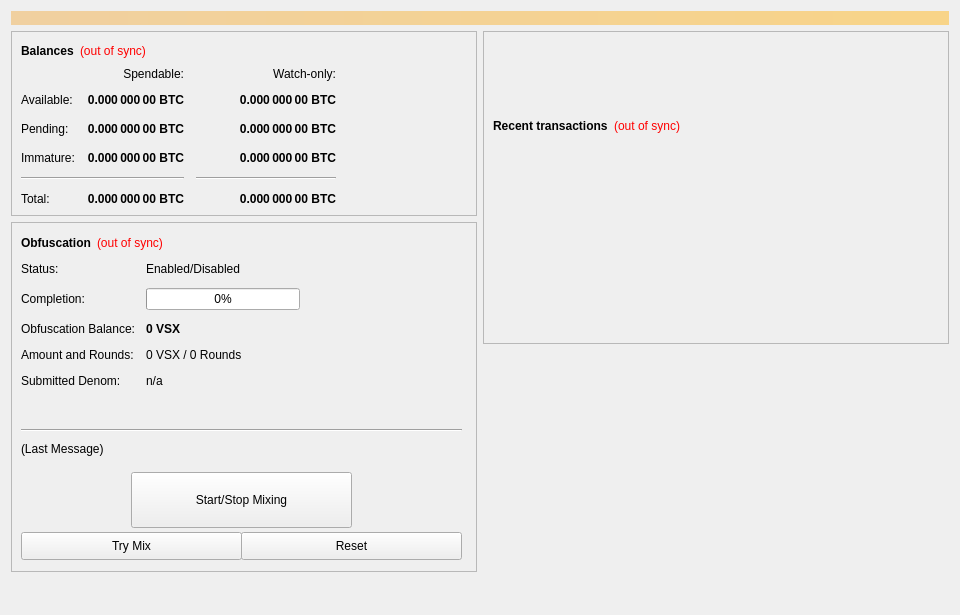
First picture: the form in src/qt/forms/overviewpage.ui, repository VsyncDEV/Vsync, before the edit.
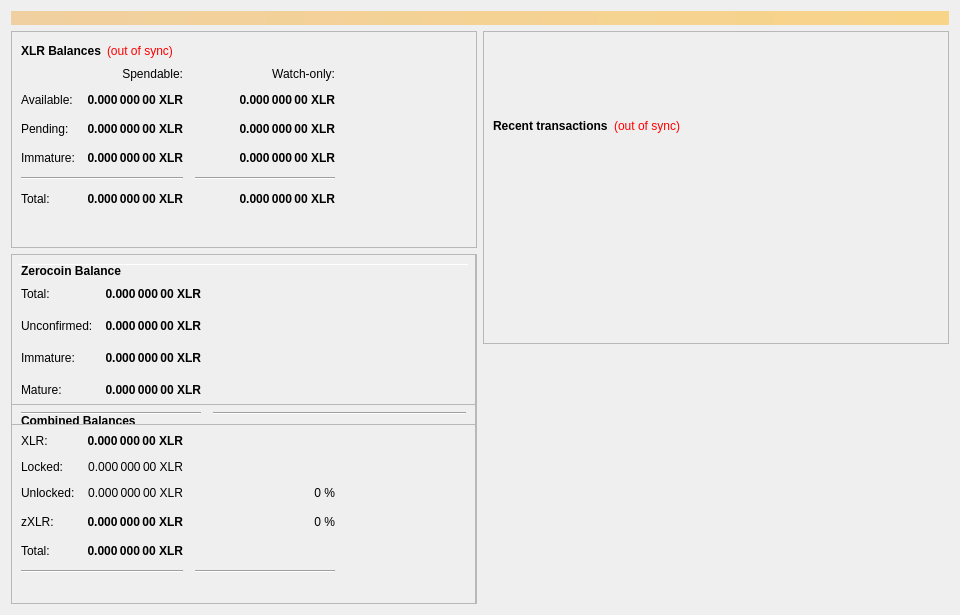
Second picture: the form after the edit.

The edit to the form file:
```diff
--- a/src/qt/forms/overviewpage.ui
+++ b/src/qt/forms/overviewpage.ui
@@ -60,7 +60,7 @@
                </font>
               </property>
               <property name="text">
-               <string>Balances</string>
+               <string>XLR Balances</string>
               </property>
              </widget>
             </item>
@@ -118,7 +118,7 @@
                <string>Unconfirmed transactions to watch-only addresses</string>
               </property>
               <property name="text">
-               <string notr="true">0.000 000 00 BTC</string>
+               <string notr="true">0.000 000 00 XLR</string>
               </property>
               <property name="alignment">
                <set>Qt::AlignRight|Qt::AlignTrailing|Qt::AlignVCenter</set>
@@ -143,7 +143,7 @@
                <string>Total of transactions that have yet to be confirmed, and do not yet count toward the spendable balance</string>
               </property>
               <property name="text">
-               <string notr="true">0.000 000 00 BTC</string>
+               <string notr="true">0.000 000 00 XLR</string>
               </property>
               <property name="alignment">
                <set>Qt::AlignRight|Qt::AlignTrailing|Qt::AlignVCenter</set>
@@ -168,7 +168,7 @@
                <string>Staked or masternode rewards in watch-only addresses that has not yet matured</string>
               </property>
               <property name="text">
-               <string notr="true">0.000 000 00 BTC</string>
+               <string notr="true">0.000 000 00 XLR</string>
               </property>
               <property name="alignment">
                <set>Qt::AlignRight|Qt::AlignTrailing|Qt::AlignVCenter</set>
@@ -226,7 +226,7 @@
                <string>Staked or masternode rewards that has not yet matured</string>
               </property>
               <property name="text">
-               <string notr="true">0.000 000 00 BTC</string>
+               <string notr="true">0.000 000 00 XLR</string>
               </property>
               <property name="alignment">
                <set>Qt::AlignRight|Qt::AlignTrailing|Qt::AlignVCenter</set>
@@ -271,7 +271,7 @@
                <string>Your current total balance</string>
               </property>
               <property name="text">
-               <string notr="true">0.000 000 00 BTC</string>
+               <string notr="true">0.000 000 00 XLR</string>
               </property>
               <property name="alignment">
                <set>Qt::AlignRight|Qt::AlignTrailing|Qt::AlignVCenter</set>
@@ -296,7 +296,7 @@
                <string>Current total balance in watch-only addresses</string>
               </property>
               <property name="text">
-               <string notr="true">0.000 000 00 BTC</string>
+               <string notr="true">0.000 000 00 XLR</string>
               </property>
               <property name="alignment">
                <set>Qt::AlignRight|Qt::AlignTrailing|Qt::AlignVCenter</set>
@@ -338,7 +338,7 @@
                <string>Your current spendable balance</string>
               </property>
               <property name="text">
-               <string notr="true">0.000 000 00 BTC</string>
+               <string notr="true">0.000 000 00 XLR</string>
               </property>
               <property name="alignment">
                <set>Qt::AlignRight|Qt::AlignTrailing|Qt::AlignVCenter</set>
@@ -363,7 +363,7 @@
                <string>Your current balance in watch-only addresses</string>
               </property>
               <property name="text">
-               <string notr="true">0.000 000 00 BTC</string>
+               <string notr="true">0.000 000 00 XLR</string>
               </property>
               <property name="alignment">
                <set>Qt::AlignRight|Qt::AlignTrailing|Qt::AlignVCenter</set>
@@ -392,6 +392,19 @@
             </item>
            </layout>
           </item>
+          <item>
+           <spacer name="verticalSpacer_4">
+            <property name="orientation">
+             <enum>Qt::Vertical</enum>
+            </property>
+            <property name="sizeHint" stdset="0">
+             <size>
+              <width>20</width>
+              <height>40</height>
+             </size>
+            </property>
+           </spacer>
+          </item>
          </layout>
         </widget>
        </item>
@@ -412,112 +425,6 @@
          <property name="frameShadow">
           <enum>QFrame::Raised</enum>
          </property>
-         <widget class="QWidget" name="formLayoutWidget">
-          <property name="geometry">
-           <rect>
-            <x>10</x>
-            <y>40</y>
-            <width>451</width>
-            <height>161</height>
-           </rect>
-          </property>
-          <layout class="QFormLayout" name="formLayout">
-           <property name="fieldGrowthPolicy">
-            <enum>QFormLayout::AllNonFixedFieldsGrow</enum>
-           </property>
-           <property name="horizontalSpacing">
-            <number>11</number>
-           </property>
-           <property name="verticalSpacing">
-            <number>12</number>
-           </property>
-           <item row="0" column="0">
-            <widget class="QLabel" name="label_6">
-             <property name="text">
-              <string>Status:</string>
-             </property>
-            </widget>
-           </item>
-           <item row="1" column="0">
-            <widget class="QLabel" name="label_7">
-             <property name="text">
-              <string>Completion:</string>
-             </property>
-            </widget>
-           </item>
-           <item row="1" column="1">
-            <widget class="QProgressBar" name="obfuscationProgress">
-             <property name="maximumSize">
-              <size>
-               <width>154</width>
-               <height>16777215</height>
-              </size>
-             </property>
-             <property name="value">
-              <number>0</number>
-             </property>
-            </widget>
-           </item>
-           <item row="2" column="0">
-            <widget class="QLabel" name="labelAnonymizedText">
-             <property name="text">
-              <string>Obfuscation Balance:</string>
-             </property>
-            </widget>
-           </item>
-           <item row="2" column="1">
-            <widget class="QLabel" name="labelAnonymized">
-             <property name="font">
-              <font>
-               <weight>75</weight>
-               <bold>true</bold>
-              </font>
-             </property>
-             <property name="text">
-              <string notr="true">0 VSX</string>
-             </property>
-            </widget>
-           </item>
-           <item row="3" column="0">
-            <widget class="QLabel" name="label_8">
-             <property name="text">
-              <string>Amount and Rounds:</string>
-             </property>
-            </widget>
-           </item>
-           <item row="3" column="1">
-            <widget class="QLabel" name="labelAmountRounds">
-             <property name="text">
-              <string>0 VSX / 0 Rounds</string>
-             </property>
-            </widget>
-           </item>
-           <item row="4" column="0">
-            <widget class="QLabel" name="label_9">
-             <property name="text">
-              <string>Submitted Denom:</string>
-             </property>
-            </widget>
-           </item>
-           <item row="4" column="1">
-            <widget class="QLabel" name="labelSubmittedDenom">
-             <property name="toolTip">
-              <string>The denominations you submitted to the Masternode.&lt;br&gt;To mix, other users must submit the exact same denominations.</string>
-             </property>
-             <property name="text">
-              <string>n/a</string>
-             </property>
-            </widget>
-           </item>
-           <item row="0" column="1">
-            <widget class="QLabel" name="obfuscationEnabled">
-             <property name="text">
-              <string>Enabled/Disabled</string>
-             </property>
-            </widget>
-           </item>
-          </layout>
-         </widget>
          <widget class="QPushButton" name="runAutoDenom">
           <property name="geometry">
            <rect>
@@ -955,179 +862,557 @@
            <bool>true</bool>
           </property>
          </widget>
-         <widget class="QPushButton" name="toggleObfuscation">
+         <widget class="Line" name="line">
           <property name="geometry">
            <rect>
-            <x>120</x>
-            <y>250</y>
-            <width>221</width>
-            <height>56</height>
-           </rect>
-          </property>
-          <property name="sizePolicy">
-           <sizepolicy hsizetype="MinimumExpanding" vsizetype="Fixed">
-            <horstretch>0</horstretch>
-            <verstretch>0</verstretch>
-           </sizepolicy>
-          </property>
-          <property name="text">
-           <string>Start/Stop Mixing</string>
-          </property>
-         </widget>
-         <widget class="Line" name="lineLastMessage">
-          <property name="geometry">
-           <rect>
-            <x>10</x>
-            <y>200</y>
-            <width>441</width>
-            <height>16</height>
+            <x>7</x>
+            <y>10</y>
+            <width>451</width>
+            <height>1</height>
            </rect>
           </property>
           <property name="orientation">
            <enum>Qt::Horizontal</enum>
           </property>
          </widget>
-         <widget class="QLabel" name="obfuscationStatus">
+         <widget class="QFrame" name="frame_3">
           <property name="geometry">
            <rect>
-            <x>10</x>
-            <y>220</y>
-            <width>451</width>
-            <height>61</height>
+            <x>0</x>
+            <y>150</y>
+            <width>465</width>
+            <height>201</height>
            </rect>
           </property>
-          <property name="minimumSize">
-           <size>
-            <width>288</width>
-            <height>43</height>
-           </size>
+          <property name="frameShape">
+           <enum>QFrame::StyledPanel</enum>
           </property>
-          <property name="text">
-           <string>(Last Message)</string>
+          <property name="frameShadow">
+           <enum>QFrame::Raised</enum>
           </property>
-          <property name="alignment">
-           <set>Qt::AlignLeading|Qt::AlignLeft|Qt::AlignTop</set>
-          </property>
-          <property name="wordWrap">
-           <bool>true</bool>
-          </property>
-         </widget>
-         <widget class="QPushButton" name="obfuscationAuto">
-          <property name="geometry">
-           <rect>
-            <x>10</x>
-            <y>310</y>
-            <width>221</width>
-            <height>28</height>
-           </rect>
-          </property>
-          <property name="sizePolicy">
-           <sizepolicy hsizetype="MinimumExpanding" vsizetype="Fixed">
-            <horstretch>0</horstretch>
-            <verstretch>0</verstretch>
-           </sizepolicy>
-          </property>
-          <property name="toolTip">
-           <string>Try to manually submit a Obfuscation request.</string>
-          </property>
-          <property name="text">
-           <string>Try Mix</string>
-          </property>
-         </widget>
-         <widget class="QPushButton" name="obfuscationReset">
-          <property name="geometry">
-           <rect>
-            <x>230</x>
-            <y>310</y>
-            <width>221</width>
-            <height>28</height>
-           </rect>
-          </property>
-          <property name="sizePolicy">
-           <sizepolicy hsizetype="MinimumExpanding" vsizetype="Fixed">
-            <horstretch>0</horstretch>
-            <verstretch>0</verstretch>
-           </sizepolicy>
-          </property>
-          <property name="toolTip">
-           <string>Reset the current status of Obfuscation (can interrupt Obfuscation if it's in the process of Mixing, which can cost you money!)</string>
-          </property>
-          <property name="autoFillBackground">
-           <bool>false</bool>
-          </property>
-          <property name="text">
-           <string>Reset</string>
-          </property>
-         </widget>
-         <widget class="QWidget" name="layoutWidget">
-          <property name="geometry">
-           <rect>
-            <x>10</x>
-            <y>10</y>
-            <width>431</width>
-            <height>22</height>
-           </rect>
-          </property>
-          <layout class="QHBoxLayout" name="horizontalLayout_5">
+          <layout class="QVBoxLayout" name="verticalLayout_5">
            <item>
-            <widget class="QLabel" name="label_2">
-             <property name="font">
-              <font>
-               <weight>75</weight>
-               <bold>true</bold>
-              </font>
-             </property>
-             <property name="text">
-              <string>Obfuscation</string>
-             </property>
-            </widget>
+            <layout class="QHBoxLayout" name="horizontalLayout_5" stretch="0">
+             <item>
+              <widget class="QLabel" name="label_5z">
+               <property name="maximumSize">
+                <size>
+                 <width>16777215</width>
+                 <height>20</height>
+                </size>
+               </property>
+               <property name="font">
+                <font>
+                 <weight>75</weight>
+                 <bold>true</bold>
+                </font>
+               </property>
+               <property name="toolTip">
+                <string>Combined Balances (including unconfirmed and immature coins)</string>
+               </property>
+               <property name="text">
+                <string>&lt;html&gt;&lt;head/&gt;&lt;body&gt;&lt;p&gt;Combined Balances&lt;/p&gt;&lt;/body&gt;&lt;/html&gt;</string>
+               </property>
+              </widget>
+             </item>
+            </layout>
            </item>
            <item>
-            <widget class="QLabel" name="labelObfuscationSyncStatus">
-             <property name="toolTip">
-              <string>The displayed information may be out of date. Your wallet automatically synchronizes with the Vsync network after a connection is established, but this process has not completed yet.</string>
+            <layout class="QGridLayout" name="gridLayout_3">
+             <property name="spacing">
+              <number>12</number>
              </property>
-             <property name="styleSheet">
-              <string notr="true">QLabel { color: red; }</string>
-             </property>
-             <property name="text">
-              <string notr="true">(out of sync)</string>
-             </property>
-             <property name="alignment">
-              <set>Qt::AlignLeading|Qt::AlignLeft|Qt::AlignVCenter</set>
-             </property>
-            </widget>
+             <item row="7" column="0" colspan="2">
+              <widget class="Line" name="lineSpendableBalance_3">
+               <property name="orientation">
+                <enum>Qt::Horizontal</enum>
+               </property>
+              </widget>
+             </item>
+             <item row="7" column="2">
+              <widget class="Line" name="lineWatchBalance_3">
+               <property name="sizePolicy">
+                <sizepolicy hsizetype="Preferred" vsizetype="Fixed">
+                 <horstretch>0</horstretch>
+                 <verstretch>0</verstretch>
+                </sizepolicy>
+               </property>
+               <property name="minimumSize">
+                <size>
+                 <width>140</width>
+                 <height>0</height>
+                </size>
+               </property>
+               <property name="orientation">
+                <enum>Qt::Horizontal</enum>
+               </property>
+              </widget>
+             </item>
+             <item row="4" column="1">
+              <widget class="QLabel" name="labelzBalancez">
+               <property name="font">
+                <font>
+                 <weight>75</weight>
+                 <bold>true</bold>
+                </font>
+               </property>
+               <property name="cursor">
+                <cursorShape>IBeamCursor</cursorShape>
+               </property>
+               <property name="toolTip">
+                <string>Total of transactions that have yet to be confirmed, and do not yet count toward the spendable balance</string>
+               </property>
+               <property name="text">
+                <string notr="true">0.000 000 00 XLR</string>
+               </property>
+               <property name="alignment">
+                <set>Qt::AlignRight|Qt::AlignTrailing|Qt::AlignVCenter</set>
+               </property>
+               <property name="textInteractionFlags">
+                <set>Qt::LinksAccessibleByMouse|Qt::TextSelectableByKeyboard|Qt::TextSelectableByMouse</set>
+               </property>
+              </widget>
+             </item>
+             <item row="6" column="1">
+              <widget class="QLabel" name="labelTotalz">
+               <property name="font">
+                <font>
+                 <weight>75</weight>
+                 <bold>true</bold>
+                </font>
+               </property>
+               <property name="cursor">
+                <cursorShape>IBeamCursor</cursorShape>
+               </property>
+               <property name="toolTip">
+                <string>Total Balance, including unconfirmed and immature coins.</string>
+               </property>
+               <property name="text">
+                <string notr="true">0.000 000 00 XLR</string>
+               </property>
+               <property name="alignment">
+                <set>Qt::AlignRight|Qt::AlignTrailing|Qt::AlignVCenter</set>
+               </property>
+               <property name="textInteractionFlags">
+                <set>Qt::LinksAccessibleByMouse|Qt::TextSelectableByKeyboard|Qt::TextSelectableByMouse</set>
+               </property>
+              </widget>
+             </item>
+             <item row="4" column="3">
+              <spacer name="horizontalSpacer_6">
+               <property name="orientation">
+                <enum>Qt::Horizontal</enum>
+               </property>
+               <property name="sizeHint" stdset="0">
+                <size>
+                 <width>40</width>
+                 <height>20</height>
+                </size>
+               </property>
+              </spacer>
+             </item>
+             <item row="6" column="0">
+              <widget class="QLabel" name="labelTotalTextz">
+               <property name="text">
+                <string>Total:</string>
+               </property>
+              </widget>
+             </item>
+             <item row="1" column="0">
+              <widget class="QLabel" name="labelBalanceTextz">
+               <property name="text">
+                <string>XLR:</string>
+               </property>
+              </widget>
+             </item>
+             <item row="1" column="1">
+              <widget class="QLabel" name="labelBalancez">
+               <property name="font">
+                <font>
+                 <weight>75</weight>
+                 <bold>true</bold>
+                </font>
+               </property>
+               <property name="cursor">
+                <cursorShape>IBeamCursor</cursorShape>
+               </property>
+               <property name="toolTip">
+                <string>Your current spendable balance</string>
+               </property>
+               <property name="text">
+                <string notr="true">0.000 000 00 XLR</string>
+               </property>
+               <property name="alignment">
+                <set>Qt::AlignRight|Qt::AlignTrailing|Qt::AlignVCenter</set>
+               </property>
+               <property name="textInteractionFlags">
+                <set>Qt::LinksAccessibleByMouse|Qt::TextSelectableByKeyboard|Qt::TextSelectableByMouse</set>
+               </property>
+              </widget>
+             </item>
+             <item row="4" column="0">
+              <widget class="QLabel" name="labelzBalanceTextz">
+               <property name="toolTip">
+                <string/>
+               </property>
+               <property name="text">
+                <string>zXLR:</string>
+               </property>
+              </widget>
+             </item>
+             <item row="4" column="2">
+              <widget class="QLabel" name="labelzXLRPercent">
+               <property name="toolTip">
+                <string>Current percentage of zXLR.
+If AutoMint is enabled this percentage will settle around the configured AutoMint percentage (default = 10%)</string>
+               </property>
+               <property name="text">
+                <string>0 %</string>
+               </property>
+               <property name="alignment">
+                <set>Qt::AlignRight|Qt::AlignTrailing|Qt::AlignVCenter</set>
+               </property>
+              </widget>
+             </item>
+             <item row="6" column="2">
+              <widget class="QLabel" name="label100Percent">
+               <property name="text">
+                <string/>
+               </property>
+               <property name="alignment">
+                <set>Qt::AlignRight|Qt::AlignTrailing|Qt::AlignVCenter</set>
+               </property>
+              </widget>
+             </item>
+             <item row="2" column="1">
+              <widget class="QLabel" name="labelLockedBalance">
+               <property name="toolTip">
+                <string>Locked XLR or Masternode collaterals. These are excluded from zXLR minting.</string>
+               </property>
+               <property name="text">
+                <string>0.000 000 00 XLR</string>
+               </property>
+               <property name="alignment">
+                <set>Qt::AlignRight|Qt::AlignTrailing|Qt::AlignVCenter</set>
+               </property>
+              </widget>
+             </item>
+             <item row="2" column="0">
+              <widget class="QLabel" name="labelLockedBalanceText">
+               <property name="toolTip">
+                <string>Locked XLR or Masternode collaterals. These are excluded from zXLR minting.</string>
+               </property>
+               <property name="text">
+                <string>Locked:</string>
+               </property>
+              </widget>
+             </item>
+             <item row="3" column="0">
+              <widget class="QLabel" name="labelUnLockedBalanceText">
+               <property name="toolTip">
+                <string>Unlocked XLRs. These can be used for zXLR minting.</string>
+               </property>
+               <property name="text">
+                <string>Unlocked:</string>
+               </property>
+              </widget>
+             </item>
+             <item row="3" column="1">
+              <widget class="QLabel" name="labelUnLockedBalance">
+               <property name="toolTip">
+                <string>Unlocked XLRs. These can be used for zXLR minting.</string>
+               </property>
+               <property name="text">
+                <string>0.000 000 00 XLR</string>
+               </property>
+               <property name="alignment">
+                <set>Qt::AlignRight|Qt::AlignTrailing|Qt::AlignVCenter</set>
+               </property>
+              </widget>
+             </item>
+             <item row="3" column="2">
+              <widget class="QLabel" name="labelXLRPercent">
+               <property name="text">
+                <string>0 %</string>
+               </property>
+               <property name="alignment">
+                <set>Qt::AlignRight|Qt::AlignTrailing|Qt::AlignVCenter</set>
+               </property>
+              </widget>
+             </item>
+            </layout>
            </item>
            <item>
-            <spacer name="horizontalSpacer_4">
+            <spacer name="verticalSpacer">
              <property name="orientation">
-              <enum>Qt::Horizontal</enum>
+              <enum>Qt::Vertical</enum>
              </property>
              <property name="sizeHint" stdset="0">
               <size>
-               <width>40</width>
-               <height>20</height>
+               <width>20</width>
+               <height>40</height>
               </size>
              </property>
             </spacer>
            </item>
           </layout>
          </widget>
+         <widget class="QFrame" name="frame_4">
+          <property name="geometry">
+           <rect>
+            <x>0</x>
+            <y>0</y>
+            <width>465</width>
+            <height>171</height>
+           </rect>
+          </property>
+          <property name="frameShape">
+           <enum>QFrame::StyledPanel</enum>
+          </property>
+          <property name="frameShadow">
+           <enum>QFrame::Raised</enum>
+          </property>
+          <layout class="QVBoxLayout" name="verticalLayout_7">
+           <item>
+            <layout class="QHBoxLayout" name="horizontalLayout_8" stretch="0">
+             <item>
+              <widget class="QLabel" name="label_5z_3">
+               <property name="maximumSize">
+                <size>
+                 <width>16777215</width>
+                 <height>20</height>
+                </size>
+               </property>
+               <property name="font">
+                <font>
+                 <weight>75</weight>
+                 <bold>true</bold>
+                </font>
+               </property>
+               <property name="text">
+                <string>Zerocoin Balance</string>
+               </property>
+              </widget>
+             </item>
+            </layout>
+           </item>
+           <item>
+            <layout class="QGridLayout" name="gridLayout_5">
+             <property name="spacing">
+              <number>12</number>
+             </property>
+             <item row="4" column="0">
+              <widget class="QLabel" name="labelzBalanceMatureText">
+               <property name="toolTip">
+                <string>Mature: more than 20 confirmation and more than 3 mints of the same denomination after it was minted.
+These zXLR are spendable.</string>
+               </property>
+               <property name="text">
+                <string>Mature:</string>
+               </property>
+              </widget>
+             </item>
+             <item row="5" column="0" colspan="2">
+              <widget class="Line" name="lineSpendableBalance_5">
+               <property name="orientation">
+                <enum>Qt::Horizontal</enum>
+               </property>
+              </widget>
+             </item>
+             <item row="1" column="1">
+              <widget class="QLabel" name="labelzBalance">
+               <property name="font">
+                <font>
+                 <weight>75</weight>
+                 <bold>true</bold>
+                </font>
+               </property>
+               <property name="cursor">
+                <cursorShape>IBeamCursor</cursorShape>
+               </property>
+               <property name="toolTip">
+                <string>All available zXLR, unconfirmed and immature zXLR included.</string>
+               </property>
+               <property name="text">
+                <string notr="true">0.000 000 00 XLR</string>
+               </property>
+               <property name="alignment">
+                <set>Qt::AlignRight|Qt::AlignTrailing|Qt::AlignVCenter</set>
+               </property>
+               <property name="textInteractionFlags">
+                <set>Qt::LinksAccessibleByMouse|Qt::TextSelectableByKeyboard|Qt::TextSelectableByMouse</set>
+               </property>
+              </widget>
+             </item>
+             <item row="5" column="2">
+              <widget class="Line" name="lineWatchBalance_5">
+               <property name="sizePolicy">
+                <sizepolicy hsizetype="Preferred" vsizetype="Fixed">
+                 <horstretch>0</horstretch>
+                 <verstretch>0</verstretch>
+                </sizepolicy>
+               </property>
+               <property name="minimumSize">
+                <size>
+                 <width>140</width>
+                 <height>0</height>
+                </size>
+               </property>
+               <property name="orientation">
+                <enum>Qt::Horizontal</enum>
+               </property>
+              </widget>
+             </item>
+             <item row="1" column="0">
+              <widget class="QLabel" name="labelzBalanceText">
+               <property name="toolTip">
+                <string>All available zXLR, unconfirmed and immature zXLR included.</string>
+               </property>
+               <property name="text">
+                <string>Total:</string>
+               </property>
+              </widget>
+             </item>
+             <item row="1" column="2">
+              <spacer name="horizontalSpacer_8">
+               <property name="orientation">
+                <enum>Qt::Horizontal</enum>
+               </property>
+               <property name="sizeHint" stdset="0">
+                <size>
+                 <width>40</width>
+                 <height>20</height>
+                </size>
+               </property>
+              </spacer>
+             </item>
+             <item row="4" column="2">
+              <spacer name="horizontalSpacer_4">
+               <property name="orientation">
+                <enum>Qt::Horizontal</enum>
+               </property>
+               <property name="sizeHint" stdset="0">
+                <size>
+                 <width>40</width>
+                 <height>20</height>
+                </size>
+               </property>
+              </spacer>
+             </item>
+             <item row="4" column="1">
+              <widget class="QLabel" name="labelzBalanceMature">
+               <property name="font">
+                <font>
+                 <weight>75</weight>
+                 <bold>true</bold>
+                </font>
+               </property>
+               <property name="toolTip">
+                <string>Mature: more than 20 confirmation and more than 3 mints of the same denomination after it was minted.
+These zXLR are spendable.</string>
+               </property>
+               <property name="text">
+                <string>0.000 000 00 XLR</string>
+               </property>
+               <property name="alignment">
+                <set>Qt::AlignRight|Qt::AlignTrailing|Qt::AlignVCenter</set>
+               </property>
+              </widget>
+             </item>
+             <item row="2" column="0">
+              <widget class="QLabel" name="labelzBalanceUnconfirmedText">
+               <property name="toolTip">
+                <string>Unconfirmed: less than 20 confirmations
+Immature: confirmed, but less than 3 mints of the same denomination after it was minted</string>
+               </property>
+               <property name="text">
+                <string>Unconfirmed:</string>
+               </property>
+              </widget>
+             </item>
+             <item row="2" column="1">
+              <widget class="QLabel" name="labelzBalanceUnconfirmed">
+               <property name="font">
+                <font>
+                 <weight>75</weight>
+                 <bold>true</bold>
+                </font>
+               </property>
+               <property name="toolTip">
+                <string>Unconfirmed: less than 20 confirmations
+Immature: confirmed, but less than 3 mints of the same denomination after it was minted</string>
+               </property>
+               <property name="text">
+                <string>0.000 000 00 XLR</string>
+               </property>
+               <property name="alignment">
+                <set>Qt::AlignRight|Qt::AlignTrailing|Qt::AlignVCenter</set>
+               </property>
+              </widget>
+             </item>
+             <item row="2" column="2">
+              <spacer name="horizontalSpacer_5">
+               <property name="orientation">
+                <enum>Qt::Horizontal</enum>
+               </property>
+               <property name="sizeHint" stdset="0">
+                <size>
+                 <width>40</width>
+                 <height>20</height>
+                </size>
+               </property>
+              </spacer>
+             </item>
+             <item row="3" column="0">
+              <widget class="QLabel" name="labelzBalanceImmatureText">
+               <property name="toolTip">
+                <string>Unconfirmed: less than 20 confirmations
+Immature: confirmed, but less than 3 mints of the same denomination after it was minted</string>
+               </property>
+               <property name="text">
+                <string>Immature:</string>
+               </property>
+              </widget>
+             </item>
+             <item row="3" column="1">
+              <widget class="QLabel" name="labelzBalanceImmature">
+               <property name="font">
+                <font>
+                 <weight>75</weight>
+                 <bold>true</bold>
+                </font>
+               </property>
+               <property name="toolTip">
+                <string>Unconfirmed: less than 20 confirmations
+Immature: confirmed, but less than 3 mints of the same denomination after it was minted</string>
+               </property>
+               <property name="text">
+                <string>0.000 000 00 XLR</string>
+               </property>
+               <property name="alignment">
+                <set>Qt::AlignRight|Qt::AlignTrailing|Qt::AlignVCenter</set>
+               </property>
+              </widget>
+             </item>
+             <item row="3" column="2">
+              <spacer name="horizontalSpacer_7">
+               <property name="orientation">
+                <enum>Qt::Horizontal</enum>
+               </property>
+               <property name="sizeHint" stdset="0">
+                <size>
+                 <width>40</width>
+                 <height>20</height>
+                </size>
+               </property>
+              </spacer>
+             </item>
+            </layout>
+           </item>
+          </layout>
+         </widget>
         </widget>
        </item>
-       <item>
-        <spacer name="verticalSpacer">
-         <property name="orientation">
-          <enum>Qt::Vertical</enum>
-         </property>
-         <property name="sizeHint" stdset="0">
-          <size>
-           <width>20</width>
-           <height>40</height>
-          </size>
-         </property>
-        </spacer>
-       </item>
       </layout>
      </item>
      <item>
```
Left out of the diff: 4 changed lines with no effect on the pictures.
